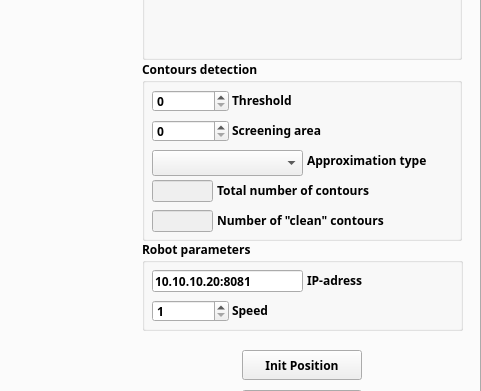
Above: Application/mainForm.ui from alcoyote/CobArt before the change; both pictures show x 885 to 1366 and y 199 to 590 of the 1366 by 768 pixel window. Below: the same form after it.
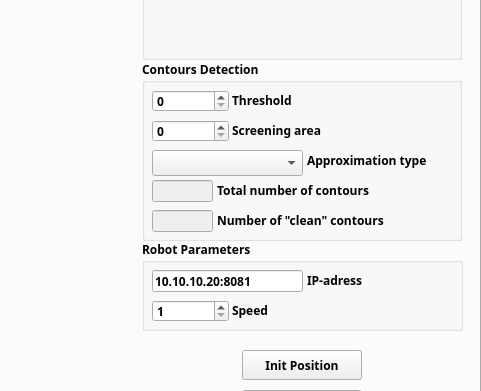
That is the form after the change. The open tabs and pages were chosen to show the change. Icons and pictures are not drawn.

Patch:
```diff
--- a/Application/mainForm.ui
+++ b/Application/mainForm.ui
@@ -2231,7 +2231,7 @@
        <string notr="true"/>
       </property>
       <property name="title">
-       <string>Contours detection</string>
+       <string>Contours Detection</string>
       </property>
       <widget class="QSpinBox" name="spinBoxThreshold">
        <property name="enabled">
@@ -2523,7 +2523,7 @@
        </font>
       </property>
       <property name="title">
-       <string>Robot parameters</string>
+       <string>Robot Parameters</string>
       </property>
       <widget class="QLineEdit" name="textBoxIP">
        <property name="geometry">
```
